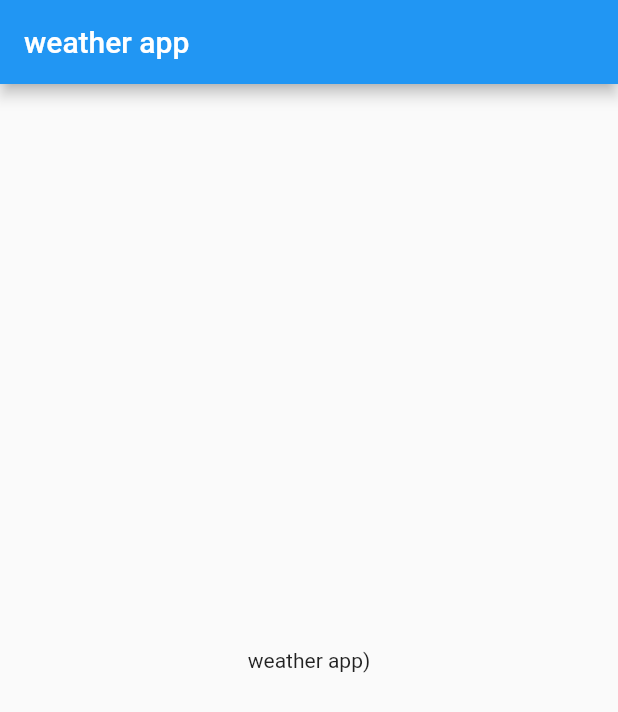
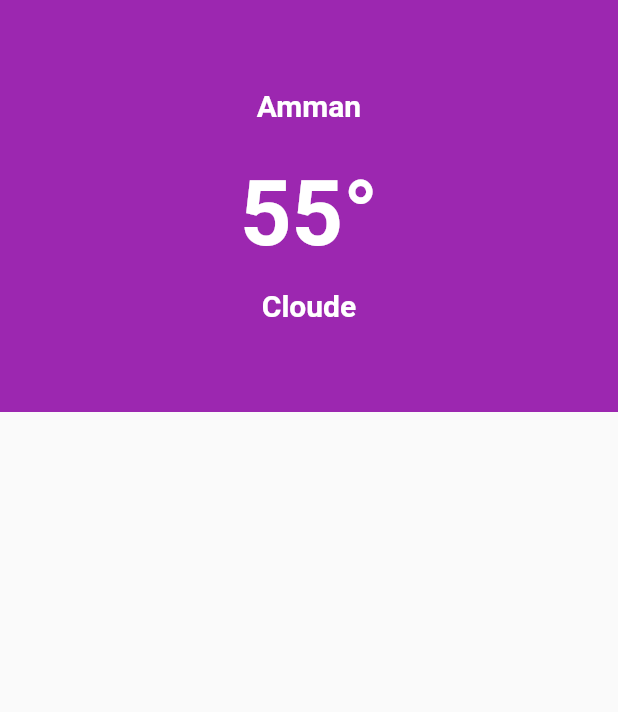
Before and after one commit to khsh90/weatherApp, a Flutter app: the screen it shows after launch, on a phone screen of 412 x 824 dp. Shown: the top 712 px of the screen. Run offline on Flutter 3.47's test engine with Material 2 defaults, Android fonts, the phone set to English and light mode, and no system bars.

Commit message:
header design

```diff
--- a/watherapp/lib/main.dart
+++ b/watherapp/lib/main.dart
@@ -1,4 +1,5 @@
 import 'package:flutter/material.dart';
+import './screens/header.dart';
 
 void main() {
   runApp(const MyApp());
@@ -14,13 +15,6 @@ class MyApp extends StatelessWidget {
         theme: ThemeData(
           primarySwatch: Colors.blue,
         ),
-        home: Scaffold(
-          appBar: AppBar(
-            title: const Text('weather app'),
-          ),
-          body: const Center(
-            child: Text('weather app)'),
-          ),
-        ));
+        home: Header());
   }
 }
--- /dev/null
+++ b/watherapp/lib/screens/header.dart
@@ -0,0 +1,12 @@
+import 'package:flutter/material.dart';
+import '../widgets/headerdesign.dart';
+
+class Header extends StatelessWidget {
+
+  @override
+  Widget build(BuildContext context) {
+    return  Scaffold(
+      body: HeaderDesign(),
+    );
+  }
+}
--- /dev/null
+++ b/watherapp/lib/widgets/headerdesign.dart
@@ -0,0 +1,51 @@
+import 'dart:ui';
+
+import 'package:flutter/material.dart';
+
+class HeaderDesign extends StatelessWidget {
+  @override
+  Widget build(BuildContext context) {
+    return Column(
+      children: [
+        Container(
+          height: MediaQuery.of(context).size.height / 3,
+          width: MediaQuery.of(context).size.width,
+          color: Colors.purple,
+          child: Column(
+            mainAxisAlignment: MainAxisAlignment.center,
+            crossAxisAlignment: CrossAxisAlignment.center,
+            children: const [
+              Padding(
+                padding: EdgeInsets.only(bottom: 25),
+                child: Text(
+                  'Amman',
+                  style: TextStyle(
+                      fontSize: 20,
+                      fontWeight: FontWeight.w600,
+                      color: Colors.white),
+                ),
+              ),
+              Text(
+                '55\u00B0',
+                style: TextStyle(
+                    fontSize: 60,
+                    fontWeight: FontWeight.w600,
+                    color: Colors.white),
+              ),
+              Padding(
+                padding: EdgeInsets.only(top: 15),
+                child: Text(
+                  'Cloude',
+                  style: TextStyle(
+                      fontSize: 20,
+                      fontWeight: FontWeight.w600,
+                      color: Colors.white),
+                ),
+              )
+            ],
+          ),
+        )
+      ],
+    );
+  }
+}
```
